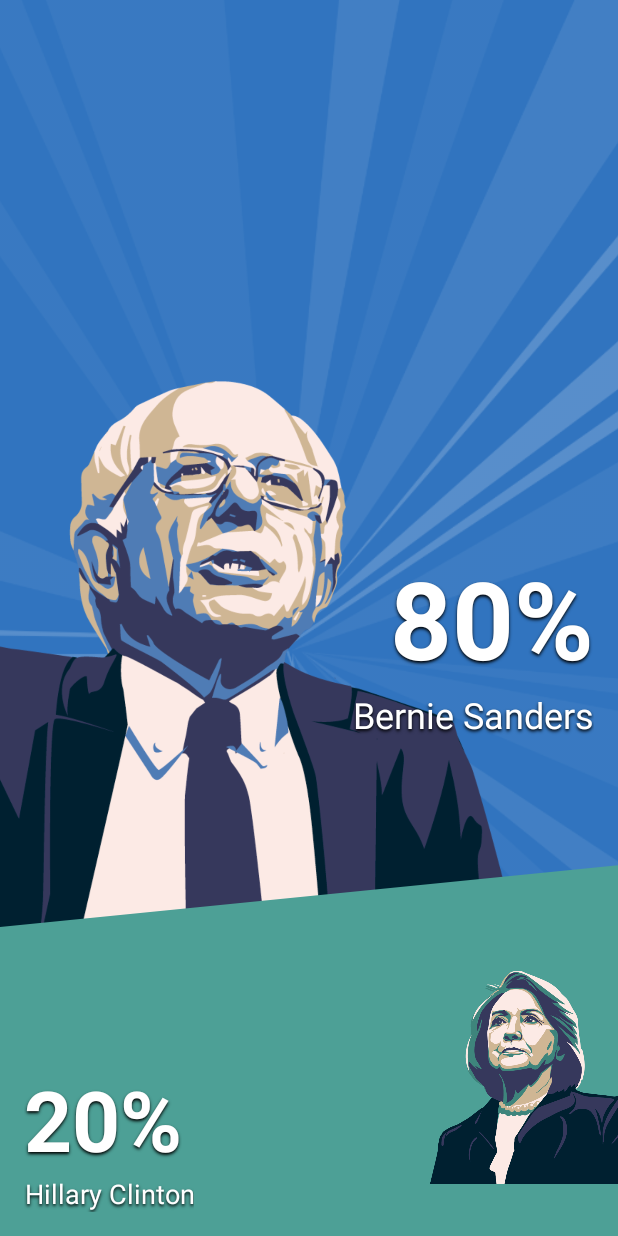
After one commit to lumaedu/bernievsillary-android, an Android app: the fragment ResultsFragment placed in its activity, on a phone screen of 412 x 824 dp. The commit adds this screen. Run offline under Robolectric (Android 15) with nearby library versions, the phone set to English and light mode, and no system bars; our stand-ins replace ButterKnife.

Commit message:
Results fragment added

```diff
--- a/app/src/main/java/com/zkhaider/bernievshillary/views/MainActivity.java
+++ b/app/src/main/java/com/zkhaider/bernievshillary/views/MainActivity.java
@@ -19,6 +19,7 @@ import android.widget.LinearLayout;
 import android.widget.TextView;
 
 import com.zkhaider.bernievshillary.views.fragments.QuestionsFragment;
+import com.zkhaider.bernievshillary.views.fragments.ResultsFragment;
 import com.zkhaider.bernievshillary.views.managers.IFragmentManager;
 import com.zkhaider.bernievshillary.R;
 import com.zkhaider.bernievshillary.utils.ScreenSizeHelper;
@@ -40,6 +41,7 @@ public class MainActivity extends AppCompatActivity implements IFragmentManager
 
     private static final String TAG_SPLASH = "tag_splash";
     private static final String TAG_QUESTION = "tag_question";
+    private static final String TAG_RESULTS = "tag_results";
 
     /*********************************************************************************************
      * Views
@@ -372,6 +374,24 @@ public class MainActivity extends AppCompatActivity implements IFragmentManager
 
     }
 
+    @Override
+    public void goToResultsFragment() {
+
+        QuestionsFragment questionsFragment = (QuestionsFragment) getSupportFragmentManager().findFragmentByTag(TAG_QUESTION);
+        if (questionsFragment != null) {
+
+            if (!isFinishing()) {
+                getSupportFragmentManager().beginTransaction()
+                        .remove(questionsFragment)
+                        .commit();
+
+                getSupportFragmentManager().beginTransaction()
+                        .add(R.id.flContainer, new ResultsFragment(), TAG_RESULTS)
+                        .commit();
+            }
+        }
+    }
+
     /*********************************************************************************************
      * Accessory Methods
      *********************************************************************************************/
--- a/app/src/main/java/com/zkhaider/bernievshillary/views/fragments/QuestionsFragment.java
+++ b/app/src/main/java/com/zkhaider/bernievshillary/views/fragments/QuestionsFragment.java
@@ -4,6 +4,7 @@ import android.animation.Animator;
 import android.animation.ObjectAnimator;
 import android.animation.PropertyValuesHolder;
 import android.animation.ValueAnimator;
+import android.app.Activity;
 import android.os.Bundle;
 import android.support.annotation.Nullable;
 import android.support.v4.app.Fragment;
@@ -25,6 +26,7 @@ import com.zkhaider.bernievshillary.R;
 import com.zkhaider.bernievshillary.data.Question;
 import com.zkhaider.bernievshillary.data.Questions;
 import com.zkhaider.bernievshillary.utils.JSONUtils;
+import com.zkhaider.bernievshillary.views.managers.IFragmentManager;
 import com.zkhaider.bernievshillary.widgets.CircleIndicatorsView;
 import com.zkhaider.bernievshillary.widgets.SimpleAnimationListener;
 
@@ -115,6 +117,11 @@ public class QuestionsFragment extends Fragment {
      *********************************************************************************************/
 
     /**
+     * Communication
+     */
+    private IFragmentManager mFragmentManager;
+
+    /**
      * Our questions
      */
     private List<Question> mQuestions = new ArrayList<>();
@@ -127,6 +134,12 @@ public class QuestionsFragment extends Fragment {
     /*********************************************************************************************
      * Fragment LifeCycle Methods
      *********************************************************************************************/
+
+    @Override
+    public void onAttach(Activity activity) {
+        super.onAttach(activity);
+        this.mFragmentManager = (IFragmentManager) activity;
+    }
 
     @Override
     public void onCreate(@Nullable Bundle savedInstanceState) {
@@ -350,6 +363,13 @@ public class QuestionsFragment extends Fragment {
             // Animate in our buttons
             animateInButtons();
 
+        } else {
+
+            /**
+             * We are at show results we need to animate up and fade out the position views and
+             * show the results fragment
+             */
+            animateUpAndFadeAwayViews();
         }
     }
 
@@ -524,6 +544,38 @@ public class QuestionsFragment extends Fragment {
                 .alpha(1.0f)
                 .setInterpolator(new DecelerateInterpolator())
                 .setDuration(400)
+                .start();
+    }
+
+    private void animateUpAndFadeAwayViews() {
+
+        // Animate and translate bernie and hillary container
+        llBernieContainer.animate()
+                .alpha(0.0f)
+                .translationY(-500)
+                .setInterpolator(new DecelerateInterpolator())
+                .setDuration(600)
+                .start();
+        llHillaryContainer.animate()
+                .alpha(0.0f)
+                .translationY(-500)
+                .setInterpolator(new DecelerateInterpolator())
+                .setDuration(600)
+                .start();
+        btNextQuestion.animate()
+                .alpha(0.0f)
+                .translationY(-500)
+                .setDuration(600)
+                .setInterpolator(new DecelerateInterpolator())
+                .setListener(new SimpleAnimationListener() {
+                    @Override
+                    public void onAnimationEnd(Animator animation) {
+                        super.onAnimationEnd(animation);
+
+                        // Go to results fragment
+                        mFragmentManager.goToResultsFragment();
+                    }
+                })
                 .start();
     }
 
--- /dev/null
+++ b/app/src/main/java/com/zkhaider/bernievshillary/views/fragments/ResultsFragment.java
@@ -0,0 +1,116 @@
+package com.zkhaider.bernievshillary.views.fragments;
+
+import android.animation.ObjectAnimator;
+import android.animation.PropertyValuesHolder;
+import android.animation.ValueAnimator;
+import android.app.Activity;
+import android.os.Bundle;
+import android.support.annotation.Nullable;
+import android.support.v4.app.Fragment;
+import android.view.LayoutInflater;
+import android.view.View;
+import android.view.ViewGroup;
+import android.widget.Button;
+import android.widget.FrameLayout;
+import android.widget.ImageView;
+import android.widget.LinearLayout;
+import android.widget.ScrollView;
+import android.widget.TextView;
+
+import com.bumptech.glide.Glide;
+import com.zkhaider.bernievshillary.R;
+import com.zkhaider.bernievshillary.views.managers.IFragmentManager;
+
+import java.util.ArrayList;
+import java.util.List;
+
+import butterknife.Bind;
+import butterknife.ButterKnife;
+
+/**
+ * Created by ZkHaider on 6/3/16.
+ */
+
+public class ResultsFragment extends Fragment {
+
+    /*********************************************************************************************
+     * Constants
+     *********************************************************************************************/
+
+    private static final String TAG = ResultsFragment.class.getSimpleName();
+
+    /*********************************************************************************************
+     * Views
+     *********************************************************************************************/
+
+    /**
+     * Layouts
+     */
+
+    /**
+     * ImageViews
+     */
+    @Bind(R.id.ivRays)                                  public ImageView ivRays;
+
+    /*********************************************************************************************
+     * Variables
+     *********************************************************************************************/
+
+    /**
+     * Communication
+     */
+    private IFragmentManager mFragmentManager;
+
+    /*********************************************************************************************
+     * Fragment LifeCycle Methods
+     *********************************************************************************************/
+
+    @Override
+    public void onAttach(Activity activity) {
+        super.onAttach(activity);
+        this.mFragmentManager = (IFragmentManager) activity;
+    }
+
+    @Override
+    public void onCreate(@Nullable Bundle savedInstanceState) {
+        super.onCreate(savedInstanceState);
+    }
+
+    @Nullable
+    @Override
+    public View onCreateView(LayoutInflater inflater, @Nullable ViewGroup container, @Nullable Bundle savedInstanceState) {
+        View view = inflater.inflate(R.layout.fragment_results, container, false);
+        ButterKnife.bind(this, view);
+
+        // Load in rays to imageview
+        Glide.with(getActivity())
+                .load(R.drawable.rays)
+                .centerCrop()
+                .into(ivRays);
+
+        animateRays();
+
+        return view;
+    }
+
+    /*********************************************************************************************
+     * Initialization Methods
+     *********************************************************************************************/
+
+    /*********************************************************************************************
+     * UI Animations Methods
+     *********************************************************************************************/
+
+    private void animateRays() {
+
+        /**
+         * We need to rotate the rays imageview to achieve a rotation effect
+         */
+        PropertyValuesHolder pvRotation = PropertyValuesHolder.ofFloat(View.ROTATION, 0, 360);
+
+        ObjectAnimator rotationAnimator = ObjectAnimator.ofPropertyValuesHolder(ivRays, pvRotation);
+        rotationAnimator.setRepeatCount(ValueAnimator.INFINITE);
+        rotationAnimator.setDuration(500);
+        rotationAnimator.start();
+    }
+}
--- a/app/src/main/java/com/zkhaider/bernievshillary/views/managers/IFragmentManager.java
+++ b/app/src/main/java/com/zkhaider/bernievshillary/views/managers/IFragmentManager.java
@@ -7,5 +7,6 @@ package com.zkhaider.bernievshillary.views.managers;
 public interface IFragmentManager {
 
     void removeSplash();
+    void goToResultsFragment();
 
 }
--- a/app/src/main/java/com/zkhaider/bernievshillary/widgets/TriangleBackgroundView.java
+++ b/app/src/main/java/com/zkhaider/bernievshillary/widgets/TriangleBackgroundView.java
@@ -77,6 +77,8 @@ public class TriangleBackgroundView extends View {
 
         final TypedArray a = context.obtainStyledAttributes(attrs, R.styleable.TriangleBackgroundView);
         try {
+            mHeightRatio1 = a.getFloat(R.styleable.TriangleBackgroundView_ratio1, mHeightRatio1);
+            mHeightRatio2 = a.getFloat(R.styleable.TriangleBackgroundView_ratio2, mHeightRatio2);
             mForegroundColor = a.getColor(R.styleable.TriangleBackgroundView_foregroundColor, DEFAULT_HILLARY_COLOR);
             mBackgroundColor = a.getColor(R.styleable.TriangleBackgroundView_backgroundColor, DEFAULT_BERNIE_COLOR);
         } finally {
--- /dev/null
+++ b/app/src/main/res/layout/fragment_results.xml
@@ -0,0 +1,145 @@
+<?xml version="1.0" encoding="utf-8"?>
+<RelativeLayout xmlns:android="http://schemas.android.com/apk/res/android"
+             android:layout_width="match_parent"
+             android:layout_height="match_parent"
+             xmlns:app="http://schemas.android.com/apk/res-auto">
+
+    <com.zkhaider.bernievshillary.widgets.TriangleBackgroundView
+        android:id="@+id/tv1"
+        android:layout_height="match_parent"
+        android:layout_width="match_parent"
+        app:ratio1="0.7"
+        app:ratio2="0.75"
+        app:foregroundColor="@color/bernieColor"
+        app:backgroundColor="@android:color/transparent"/>
+
+    <ImageView
+        android:id="@+id/ivRays"
+        android:paddingTop="32dp"
+        android:paddingRight="32dp"
+        android:paddingEnd="32dp"
+        android:scaleType="centerCrop"
+        android:cropToPadding="false"
+        android:scaleY="1.2"
+        android:scaleX="1.2"
+        android:layout_width="match_parent"
+        android:layout_height="match_parent"/>
+
+    <LinearLayout
+        android:id="@+id/llBernie"
+        android:weightSum="2"
+        android:orientation="vertical"
+        android:gravity="center_vertical"
+        android:layout_width="match_parent"
+        android:layout_height="match_parent">
+
+        <ImageView
+            android:src="@drawable/bernie_big"
+            android:layout_marginLeft="-150dp"
+            android:layout_marginStart="-150dp"
+            android:layout_marginTop="56dp"
+            android:layout_weight="1"
+            android:layout_width="500dp"
+            android:layout_height="0dp"/>
+
+    </LinearLayout>
+
+    <LinearLayout
+        android:weightSum="2"
+        android:layout_marginTop="32dp"
+        android:layout_marginRight="16dp"
+        android:layout_marginEnd="16dp"
+        android:orientation="vertical"
+        android:gravity="center_vertical|end"
+        android:layout_width="match_parent"
+        android:layout_height="match_parent">
+
+        <TextView
+            android:textSize="72sp"
+            android:textColor="@android:color/white"
+            android:text="80%"
+            android:shadowRadius="2"
+            android:shadowDy="2"
+            android:shadowColor="@android:color/black"
+            android:textStyle="bold"
+            android:gravity="end"
+            android:layout_width="wrap_content"
+            android:layout_height="wrap_content"/>
+
+        <TextView
+            android:textSize="24sp"
+            android:textColor="@android:color/white"
+            android:text="@string/bernie_sanders"
+            android:shadowRadius="2"
+            android:shadowDy="2"
+            android:shadowColor="@android:color/black"
+            android:gravity="end"
+            android:layout_width="wrap_content"
+            android:layout_height="wrap_content"/>
+
+    </LinearLayout>
+
+    <com.zkhaider.bernievshillary.widgets.TriangleBackgroundView
+        android:id="@+id/tv2"
+        android:layout_height="match_parent"
+        android:layout_width="match_parent"
+        app:ratio1="0.7"
+        app:ratio2="0.75"
+        app:foregroundColor="@android:color/transparent"
+        app:backgroundColor="@color/hillaryColor"/>
+
+    <LinearLayout
+        android:id="@+id/llHillary"
+        android:weightSum="2"
+        android:orientation="vertical"
+        android:gravity="bottom|end"
+        android:layout_width="match_parent"
+        android:layout_height="match_parent">
+
+        <ImageView
+            android:src="@drawable/hillary_big"
+            android:layout_weight="1"
+            android:layout_marginEnd="-24dp"
+            android:layout_marginRight="-24dp"
+            android:layout_marginBottom="-100dp"
+            android:layout_width="150dp"
+            android:layout_height="0dp"/>
+
+    </LinearLayout>
+
+    <LinearLayout
+        android:weightSum="2"
+        android:layout_marginBottom="16dp"
+        android:layout_marginLeft="16dp"
+        android:layout_marginStart="16dp"
+        android:orientation="vertical"
+        android:gravity="start|bottom"
+        android:layout_width="match_parent"
+        android:layout_height="match_parent">
+
+        <TextView
+            android:textSize="56sp"
+            android:textColor="@android:color/white"
+            android:text="20%"
+            android:shadowRadius="2"
+            android:shadowDy="2"
+            android:shadowColor="@android:color/black"
+            android:textStyle="bold"
+            android:gravity="end"
+            android:layout_width="wrap_content"
+            android:layout_height="wrap_content"/>
+
+        <TextView
+            android:textSize="18sp"
+            android:textColor="@android:color/white"
+            android:text="@string/hillary_clinton"
+            android:shadowRadius="2"
+            android:shadowDy="2"
+            android:shadowColor="@android:color/black"
+            android:gravity="end"
+            android:layout_width="wrap_content"
+            android:layout_height="wrap_content"/>
+
+    </LinearLayout>
+
+</RelativeLayout>
--- a/app/src/main/res/values/attrs.xml
+++ b/app/src/main/res/values/attrs.xml
@@ -2,6 +2,8 @@
 <resources>
 
     <declare-styleable name="TriangleBackgroundView">
+        <attr name="ratio1" format="float" />
+        <attr name="ratio2" format="float" />
         <attr name="backgroundColor" format="color" />
         <attr name="foregroundColor" format="color" />
     </declare-styleable>
--- a/app/src/main/res/values/strings.xml
+++ b/app/src/main/res/values/strings.xml
@@ -13,4 +13,6 @@
     <string name="agrees_with_you">Agrees with you</string>
     <string name="next_question">NEXT QUESTION</string>
     <string name="show_results">SHOW RESULTS</string>
+    <string name="bernie_sanders">Bernie Sanders</string>
+    <string name="hillary_clinton">Hillary Clinton</string>
 </resources>
```
Also changed, not shown: app/src/main/res/drawable/rays.png (added).
